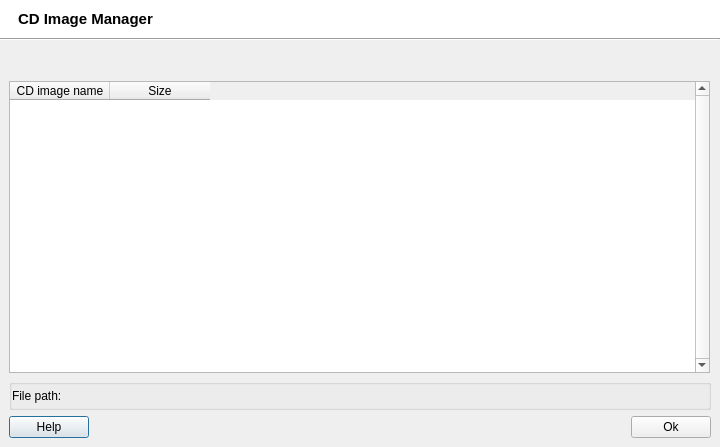
The window that src/ImageManager.ui (brezerk/q4wine) describes before a commit, drawn with Qt 5.
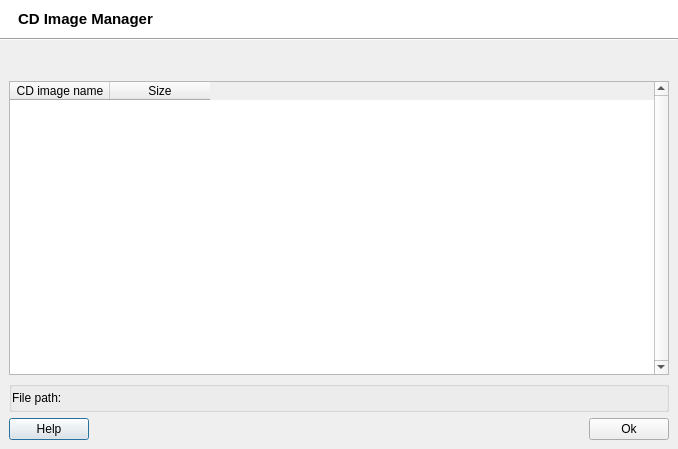
The same window after the commit. Icons and pictures are not drawn.

Patch:
```diff
--- a/src/ImageManager.ui
+++ b/src/ImageManager.ui
@@ -1,12 +1,15 @@
 <ui version="4.0" >
  <class>ImageManager</class>
- <widget class="QDialog" name="ImageManager" >
-  <property name="geometry" >
+ <widget class="QDialog" name="ImageManager">
+  <property name="windowModality">
+   <enum>Qt::NonModal</enum>
+  </property>
+  <property name="geometry">
    <rect>
     <x>0</x>
     <y>0</y>
-    <width>720</width>
-    <height>447</height>
+    <width>678</width>
+    <height>449</height>
    </rect>
   </property>
   <property name="minimumSize" >
@@ -244,10 +247,10 @@
        <number>0</number>
       </property>
       <item>
-       <widget class="QTableWidget" name="tableImage" >
-        <property name="maximumSize" >
+       <widget class="QTableWidget" name="tableImage">
+        <property name="maximumSize">
          <size>
-          <width>701</width>
+          <width>16777215</width>
           <height>16777215</height>
          </size>
         </property>
```
Left out of the diff: 192 changed lines with no effect on the pictures.
